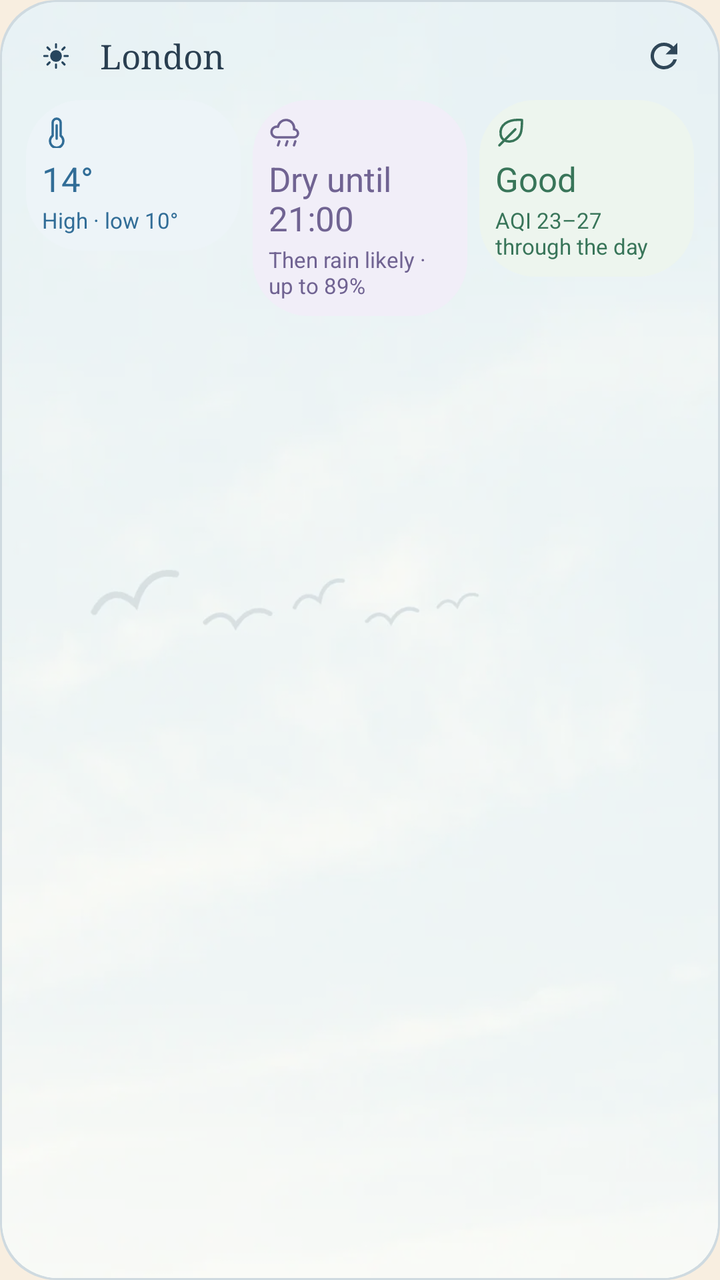
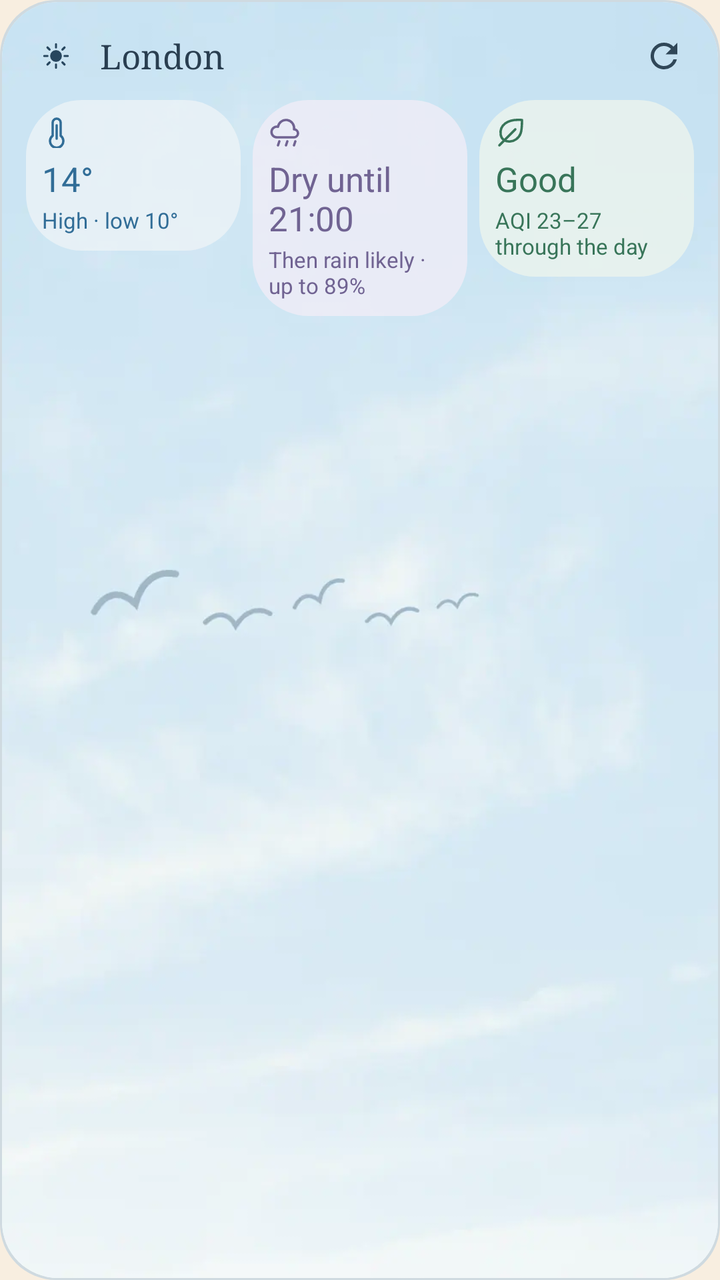

Two renders of the same Android screen: before a commit and after it. Below are the layout's source before the change and the commit's diff.
<!-- AndroidManifest.xml: application theme Screen -->
<!-- res/layout/widget_preview_weather.xml -->
<?xml version="1.0" encoding="utf-8"?>
<FrameLayout xmlns:android="http://schemas.android.com/apk/res/android"
    xmlns:tools="http://schemas.android.com/tools"
    android:layout_width="match_parent"
    android:layout_height="match_parent"
    tools:ignore="HardcodedText,UseAppTint">

    <ImageView android:layout_width="match_parent" android:layout_height="match_parent" android:importantForAccessibility="no" android:scaleType="fitXY" android:src="@drawable/round_card" android:tint="@color/preview_line" />
    <ImageView android:layout_width="match_parent" android:layout_height="match_parent" android:layout_margin="1dp" android:background="@drawable/round_card" android:clipToOutline="true" android:importantForAccessibility="no" android:scaleType="centerCrop" android:src="@drawable/preview_scene" />

    <LinearLayout android:layout_width="match_parent" android:layout_height="match_parent" android:orientation="vertical" android:padding="10dp">
        <LinearLayout android:layout_width="match_parent" android:layout_height="wrap_content" android:layout_marginStart="6dp" android:layout_marginBottom="4dp" android:gravity="center_vertical">
            <ImageView android:layout_width="24dp" android:layout_height="24dp" android:importantForAccessibility="no" android:src="@drawable/ic_sun" android:tint="@color/preview_accent" />
            <LinearLayout android:layout_width="0dp" android:layout_height="wrap_content" android:layout_marginStart="10dp" android:layout_weight="1" android:orientation="vertical">
                <TextView android:layout_width="wrap_content" android:layout_height="wrap_content" android:ellipsize="end" android:fontFamily="serif" android:maxLines="1" android:text="@string/preview_city" android:textColor="@color/preview_ink" android:textSize="17sp" />
            </LinearLayout>
            <ImageView android:layout_width="36dp" android:layout_height="36dp" android:importantForAccessibility="no" android:padding="8dp" android:src="@drawable/ic_refresh" android:tint="@color/preview_muted" />
        </LinearLayout>
        <LinearLayout android:layout_width="match_parent" android:layout_height="wrap_content">
            <LinearLayout android:layout_width="0dp" android:layout_height="wrap_content" android:layout_marginStart="3dp" android:layout_marginEnd="3dp" android:layout_weight="1" android:background="@drawable/round_card" android:backgroundTint="@color/preview_temperature_tile" android:orientation="vertical" android:padding="8dp">
                <ImageView android:layout_width="16dp" android:layout_height="16dp" android:importantForAccessibility="no" android:src="@drawable/ic_thermometer" android:tint="@color/preview_temperature" />
                <TextView android:layout_width="wrap_content" android:layout_height="wrap_content" android:layout_marginTop="4dp" android:maxLines="2" android:text="14°" android:textColor="@color/preview_temperature" android:textSize="17sp" />
                <TextView android:layout_width="wrap_content" android:layout_height="wrap_content" android:layout_marginTop="2dp" android:maxLines="2" android:text="@string/preview_weather_high_low" android:textColor="@color/preview_temperature" android:textSize="11sp" />
            </LinearLayout>
            <LinearLayout android:layout_width="0dp" android:layout_height="wrap_content" android:layout_marginStart="3dp" android:layout_marginEnd="3dp" android:layout_weight="1" android:background="@drawable/round_card" android:backgroundTint="@color/preview_rain_tile" android:orientation="vertical" android:padding="8dp">
                <ImageView android:layout_width="16dp" android:layout_height="16dp" android:importantForAccessibility="no" android:src="@drawable/ic_rain" android:tint="@color/preview_rain" />
                <TextView android:layout_width="wrap_content" android:layout_height="wrap_content" android:layout_marginTop="4dp" android:maxLines="2" android:text="@string/preview_weather_dry_until" android:textColor="@color/preview_rain" android:textSize="17sp" />
                <TextView android:layout_width="wrap_content" android:layout_height="wrap_content" android:layout_marginTop="2dp" android:maxLines="2" android:text="@string/preview_weather_then_rain" android:textColor="@color/preview_rain" android:textSize="11sp" />
            </LinearLayout>
            <LinearLayout android:layout_width="0dp" android:layout_height="wrap_content" android:layout_marginStart="3dp" android:layout_marginEnd="3dp" android:layout_weight="1" android:background="@drawable/round_card" android:backgroundTint="@color/preview_air_tile" android:orientation="vertical" android:padding="8dp">
                <ImageView android:layout_width="16dp" android:layout_height="16dp" android:importantForAccessibility="no" android:src="@drawable/ic_leaf" android:tint="@color/preview_air" />
                <TextView android:layout_width="wrap_content" android:layout_height="wrap_content" android:layout_marginTop="4dp" android:maxLines="2" android:text="@string/weather_aqi_good" android:textColor="@color/preview_air" android:textSize="17sp" />
                <TextView android:layout_width="wrap_content" android:layout_height="wrap_content" android:layout_marginTop="2dp" android:maxLines="2" android:text="@string/preview_weather_aqi" android:textColor="@color/preview_air" android:textSize="11sp" />
            </LinearLayout>
        </LinearLayout>
    </LinearLayout>
</FrameLayout>
<!-- resources referenced by this layout -->
<resources>
  <color name="preview_accent">#27465E</color>
  <color name="preview_air">#387559</color>
  <color name="preview_air_tile">#EDF5EE</color>
  <color name="preview_ink">#293E50</color>
  <color name="preview_line">#CFDAE0</color>
  <color name="preview_muted">#304758</color>
  <color name="preview_rain">#706392</color>
  <color name="preview_rain_tile">#F1EEF8</color>
  <color name="preview_temperature">#316D97</color>
  <color name="preview_temperature_tile">#EDF4F8</color>
  <!-- drawable ic_leaf (drawable) -->
  <?xml version="1.0" encoding="utf-8"?>
  <vector xmlns:android="http://schemas.android.com/apk/res/android"
      android:width="24dp" android:height="24dp" android:viewportWidth="24" android:viewportHeight="24">
      <path android:pathData="M20,3C9,2 3,7 4,14c1,7 12,7 15,-1 1,-3 1,-6 1,-10Z" android:strokeColor="#FFFFFFFF" android:strokeWidth="1.8" android:strokeLineCap="round" android:strokeLineJoin="round" />
      <path android:pathData="M3,22L15,10" android:strokeColor="#FFFFFFFF" android:strokeWidth="1.8" android:strokeLineCap="round" />
  </vector>
  <!-- drawable ic_refresh (drawable) -->
  <?xml version="1.0" encoding="utf-8"?>
  <vector xmlns:android="http://schemas.android.com/apk/res/android"
      android:width="20dp" android:height="20dp" android:viewportWidth="24" android:viewportHeight="24">
      <path android:fillColor="#FFFFFFFF" android:pathData="M17.65,6.35A7.96,7.96 0,0 0,12 4a8,8 0,1 0,7.73 10h-2.08A6,6 0,1 1,12 6c1.66,0 3.14,0.69 4.22,1.78L13,11h7V4l-2.35,2.35z" />
  </vector>
  <!-- drawable ic_thermometer (drawable) -->
  <?xml version="1.0" encoding="utf-8"?>
  <vector xmlns:android="http://schemas.android.com/apk/res/android"
      android:width="24dp" android:height="24dp" android:viewportWidth="24" android:viewportHeight="24">
      <path android:pathData="M14,14.8V5a3,3 0,0 0,-6 0v9.8a5,5 0,1 0,6 0Z" android:strokeColor="#FFFFFFFF" android:strokeWidth="1.8" android:strokeLineCap="round" android:strokeLineJoin="round" />
      <path android:pathData="M11,7v10" android:strokeColor="#FFFFFFFF" android:strokeWidth="1.8" android:strokeLineCap="round" />
  </vector>
  <!-- drawable preview_scene (drawable) -->
  <?xml version="1.0" encoding="utf-8"?>
  <layer-list xmlns:android="http://schemas.android.com/apk/res/android">
      <item android:drawable="@drawable/preview_art" />
      <item><shape><solid android:color="@color/preview_scene_wash" /></shape></item>
  </layer-list>
  <!-- drawable round_card (drawable) -->
  <?xml version="1.0" encoding="utf-8"?>
  <shape xmlns:android="http://schemas.android.com/apk/res/android" android:shape="rectangle">
      <solid android:color="#FFFFFFFF" />
      <corners android:radius="@dimen/widget_radius" />
  </shape>
  <string name="preview_city">London</string>
  <string name="preview_weather_aqi">AQI 23–27 through the day</string>
  <string name="preview_weather_dry_until">Dry until 21:00</string>
  <string name="preview_weather_high_low">High · low 10°</string>
  <string name="preview_weather_then_rain">Then rain likely · up to 89%</string>
  <string name="weather_aqi_good">Good</string>
  <style name="Screen" parent="@android:style/Theme.Material.Light.NoActionBar">
          <item name="android:windowBackground">@color/background</item>
          <item name="android:colorAccent">@color/sun</item>
          <item name="android:textColorPrimary">@color/ink</item>
          <item name="android:windowLightStatusBar">true</item>
      </style>
  <color name="sun">#D88B38</color>
  <color name="preview_scene_wash">#96FFFDF7</color>
  <dimen name="widget_radius">16dp</dimen>
  <color name="background">#F8EEE0</color>
  <color name="ink">#2B2620</color>
  <!-- unchanged entries left out for length: 2 -->
</resources>

<!-- the commit's change to res/layout/widget_preview_weather.xml (unified diff, before → after) -->
@@ -6,7 +6,7 @@
     tools:ignore="HardcodedText,UseAppTint">
 
     <ImageView android:layout_width="match_parent" android:layout_height="match_parent" android:importantForAccessibility="no" android:scaleType="fitXY" android:src="@drawable/round_card" android:tint="@color/preview_line" />
-    <ImageView android:layout_width="match_parent" android:layout_height="match_parent" android:layout_margin="1dp" android:background="@drawable/round_card" android:clipToOutline="true" android:importantForAccessibility="no" android:scaleType="centerCrop" android:src="@drawable/preview_scene" />
+    <ImageView android:layout_width="match_parent" android:layout_height="match_parent" android:layout_margin="1dp" android:background="@drawable/round_card" android:clipToOutline="true" android:importantForAccessibility="no" android:scaleType="centerCrop" android:src="@drawable/preview_art" />
 
     <LinearLayout android:layout_width="match_parent" android:layout_height="match_parent" android:orientation="vertical" android:padding="10dp">
         <LinearLayout android:layout_width="match_parent" android:layout_height="wrap_content" android:layout_marginStart="6dp" android:layout_marginBottom="4dp" android:gravity="center_vertical">
@@ -17,17 +17,17 @@
             <ImageView android:layout_width="36dp" android:layout_height="36dp" android:importantForAccessibility="no" android:padding="8dp" android:src="@drawable/ic_refresh" android:tint="@color/preview_muted" />
         </LinearLayout>
         <LinearLayout android:layout_width="match_parent" android:layout_height="wrap_content">
-            <LinearLayout android:layout_width="0dp" android:layout_height="wrap_content" android:layout_marginStart="3dp" android:layout_marginEnd="3dp" android:layout_weight="1" android:background="@drawable/round_card" android:backgroundTint="@color/preview_temperature_tile" android:orientation="vertical" android:padding="8dp">
+            <LinearLayout android:layout_width="0dp" android:layout_height="wrap_content" android:layout_marginStart="3dp" android:layout_marginEnd="3dp" android:layout_weight="1" android:background="@drawable/round_card" android:backgroundTint="@color/preview_temperature_glass" android:orientation="vertical" android:padding="8dp">
                 <ImageView android:layout_width="16dp" android:layout_height="16dp" android:importantForAccessibility="no" android:src="@drawable/ic_thermometer" android:tint="@color/preview_temperature" />
                 <TextView android:layout_width="wrap_content" android:layout_height="wrap_content" android:layout_marginTop="4dp" android:maxLines="2" android:text="14°" android:textColor="@color/preview_temperature" android:textSize="17sp" />
                 <TextView android:layout_width="wrap_content" android:layout_height="wrap_content" android:layout_marginTop="2dp" android:maxLines="2" android:text="@string/preview_weather_high_low" android:textColor="@color/preview_temperature" android:textSize="11sp" />
             </LinearLayout>
-            <LinearLayout android:layout_width="0dp" android:layout_height="wrap_content" android:layout_marginStart="3dp" android:layout_marginEnd="3dp" android:layout_weight="1" android:background="@drawable/round_card" android:backgroundTint="@color/preview_rain_tile" android:orientation="vertical" android:padding="8dp">
+            <LinearLayout android:layout_width="0dp" android:layout_height="wrap_content" android:layout_marginStart="3dp" android:layout_marginEnd="3dp" android:layout_weight="1" android:background="@drawable/round_card" android:backgroundTint="@color/preview_rain_glass" android:orientation="vertical" android:padding="8dp">
                 <ImageView android:layout_width="16dp" android:layout_height="16dp" android:importantForAccessibility="no" android:src="@drawable/ic_rain" android:tint="@color/preview_rain" />
                 <TextView android:layout_width="wrap_content" android:layout_height="wrap_content" android:layout_marginTop="4dp" android:maxLines="2" android:text="@string/preview_weather_dry_until" android:textColor="@color/preview_rain" android:textSize="17sp" />
                 <TextView android:layout_width="wrap_content" android:layout_height="wrap_content" android:layout_marginTop="2dp" android:maxLines="2" android:text="@string/preview_weather_then_rain" android:textColor="@color/preview_rain" android:textSize="11sp" />
             </LinearLayout>
-            <LinearLayout android:layout_width="0dp" android:layout_height="wrap_content" android:layout_marginStart="3dp" android:layout_marginEnd="3dp" android:layout_weight="1" android:background="@drawable/round_card" android:backgroundTint="@color/preview_air_tile" android:orientation="vertical" android:padding="8dp">
+            <LinearLayout android:layout_width="0dp" android:layout_height="wrap_content" android:layout_marginStart="3dp" android:layout_marginEnd="3dp" android:layout_weight="1" android:background="@drawable/round_card" android:backgroundTint="@color/preview_air_glass" android:orientation="vertical" android:padding="8dp">
                 <ImageView android:layout_width="16dp" android:layout_height="16dp" android:importantForAccessibility="no" android:src="@drawable/ic_leaf" android:tint="@color/preview_air" />
                 <TextView android:layout_width="wrap_content" android:layout_height="wrap_content" android:layout_marginTop="4dp" android:maxLines="2" android:text="@string/weather_aqi_good" android:textColor="@color/preview_air" android:textSize="17sp" />
                 <TextView android:layout_width="wrap_content" android:layout_height="wrap_content" android:layout_marginTop="2dp" android:maxLines="2" android:text="@string/preview_weather_aqi" android:textColor="@color/preview_air" android:textSize="11sp" />
<!-- resource entries referenced after the edit -->
@@ -2,14 +2,14 @@
 <resources>
   <color name="preview_accent">#27465E</color>
   <color name="preview_air">#387559</color>
-  <color name="preview_air_tile">#EDF5EE</color>
+  <color name="preview_air_glass">#C7EDF5EE</color>
   <color name="preview_ink">#293E50</color>
   <color name="preview_line">#CFDAE0</color>
   <color name="preview_muted">#304758</color>
   <color name="preview_rain">#706392</color>
-  <color name="preview_rain_tile">#F1EEF8</color>
+  <color name="preview_rain_glass">#C7F1EEF8</color>
   <color name="preview_temperature">#316D97</color>
-  <color name="preview_temperature_tile">#EDF4F8</color>
+  <color name="preview_temperature_glass">#C7EDF4F8</color>
   <!-- drawable ic_leaf (drawable) -->
   <?xml version="1.0" encoding="utf-8"?>
   <vector xmlns:android="http://schemas.android.com/apk/res/android"
@@ -30,12 +30,6 @@
       <path android:pathData="M14,14.8V5a3,3 0,0 0,-6 0v9.8a5,5 0,1 0,6 0Z" android:strokeColor="#FFFFFFFF" android:strokeWidth="1.8" android:strokeLineCap="round" android:strokeLineJoin="round" />
       <path android:pathData="M11,7v10" android:strokeColor="#FFFFFFFF" android:strokeWidth="1.8" android:strokeLineCap="round" />
   </vector>
-  <!-- drawable preview_scene (drawable) -->
-  <?xml version="1.0" encoding="utf-8"?>
-  <layer-list xmlns:android="http://schemas.android.com/apk/res/android">
-      <item android:drawable="@drawable/preview_art" />
-      <item><shape><solid android:color="@color/preview_scene_wash" /></shape></item>
-  </layer-list>
   <!-- drawable round_card (drawable) -->
   <?xml version="1.0" encoding="utf-8"?>
   <shape xmlns:android="http://schemas.android.com/apk/res/android" android:shape="rectangle">
@@ -55,7 +49,6 @@
           <item name="android:windowLightStatusBar">true</item>
       </style>
   <color name="sun">#D88B38</color>
-  <color name="preview_scene_wash">#96FFFDF7</color>
   <dimen name="widget_radius">16dp</dimen>
   <color name="background">#F8EEE0</color>
   <color name="ink">#2B2620</color>
